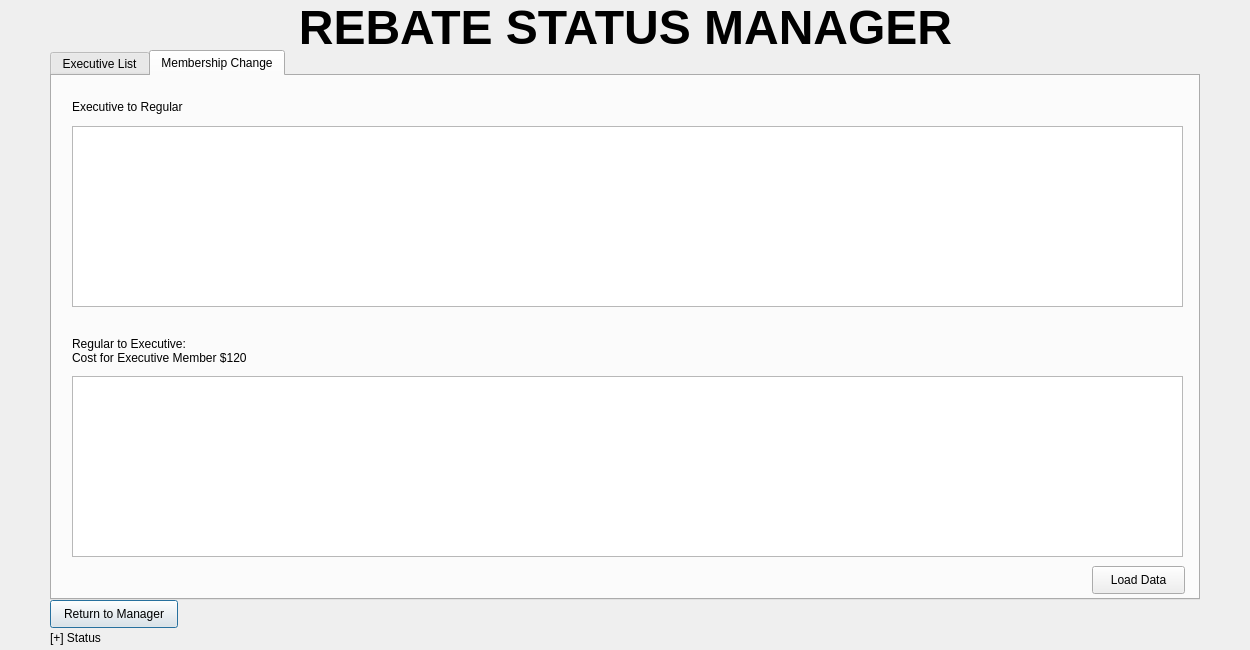
First picture: the form in Project2/manager_rebate.ui, repository tdragon00/CS1C_Project_2, before the edit.
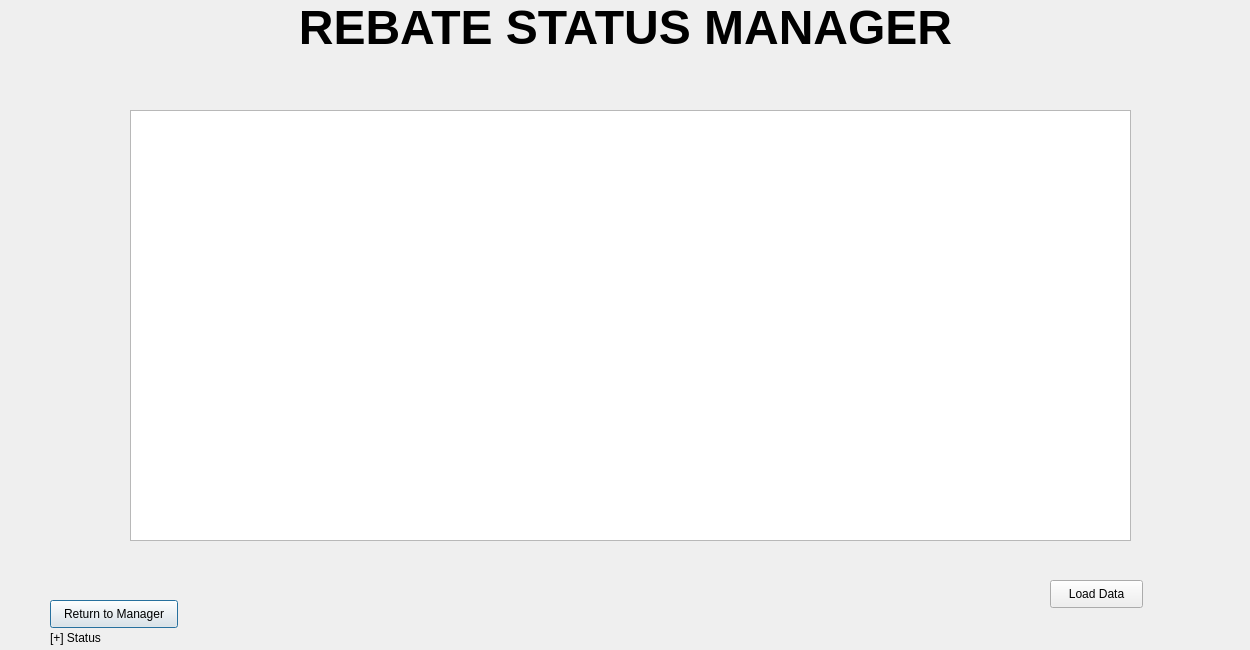
Second picture: the form after the edit.

Commit message:
simplified the manager rebate
deleted the upgrade and downgrade stuff from the manager rebate UI

```diff
--- a/Project2/manager_rebate.ui
+++ b/Project2/manager_rebate.ui
@@ -26,99 +26,6 @@
     <string>Return to Manager</string>
    </property>
   </widget>
-  <widget class="QTabWidget" name="tabWidget">
-   <property name="geometry">
-    <rect>
-     <x>50</x>
-     <y>50</y>
-     <width>1150</width>
-     <height>550</height>
-    </rect>
-   </property>
-   <property name="currentIndex">
-    <number>1</number>
-   </property>
-   <widget class="QWidget" name="executiveList">
-    <attribute name="title">
-     <string>Executive List</string>
-    </attribute>
-    <widget class="QTableView" name="executiveTable">
-     <property name="geometry">
-      <rect>
-       <x>20</x>
-       <y>40</y>
-       <width>871</width>
-       <height>431</height>
-      </rect>
-     </property>
-    </widget>
-   </widget>
-   <widget class="QWidget" name="membershipChange">
-    <attribute name="title">
-     <string>Membership Change</string>
-    </attribute>
-    <widget class="QTableView" name="EtoRtable">
-     <property name="geometry">
-      <rect>
-       <x>20</x>
-       <y>50</y>
-       <width>1111</width>
-       <height>181</height>
-      </rect>
-     </property>
-    </widget>
-    <widget class="QTableView" name="RtoEtable">
-     <property name="geometry">
-      <rect>
-       <x>20</x>
-       <y>300</y>
-       <width>1111</width>
-       <height>181</height>
-      </rect>
-     </property>
-    </widget>
-    <widget class="QLabel" name="EtoRlable">
-     <property name="geometry">
-      <rect>
-       <x>20</x>
-       <y>20</y>
-       <width>191</width>
-       <height>21</height>
-      </rect>
-     </property>
-     <property name="text">
-      <string>Executive to Regular</string>
-     </property>
-    </widget>
-    <widget class="QLabel" name="RtoElable">
-     <property name="geometry">
-      <rect>
-       <x>20</x>
-       <y>260</y>
-       <width>241</width>
-       <height>30</height>
-      </rect>
-     </property>
-     <property name="text">
-      <string>Regular to Executive: 
-Cost for Executive Member $120</string>
-     </property>
-    </widget>
-    <widget class="QPushButton" name="loadButton">
-     <property name="geometry">
-      <rect>
-       <x>1040</x>
-       <y>490</y>
-       <width>93</width>
-       <height>28</height>
-      </rect>
-     </property>
-     <property name="text">
-      <string>Load Data</string>
-     </property>
-    </widget>
-   </widget>
-  </widget>
   <widget class="QLabel" name="title">
    <property name="geometry">
     <rect>
@@ -145,6 +52,29 @@
     <string>[+] Status</string>
    </property>
   </widget>
+  <widget class="QTableView" name="executiveTable">
+   <property name="geometry">
+    <rect>
+     <x>130</x>
+     <y>110</y>
+     <width>1001</width>
+     <height>431</height>
+    </rect>
+   </property>
+  </widget>
+  <widget class="QPushButton" name="loadButton">
+   <property name="geometry">
+    <rect>
+     <x>1050</x>
+     <y>580</y>
+     <width>93</width>
+     <height>28</height>
+    </rect>
+   </property>
+   <property name="text">
+    <string>Load Data</string>
+   </property>
+  </widget>
  </widget>
  <resources/>
  <connections/>
```
The commit also changes 1 other file.
